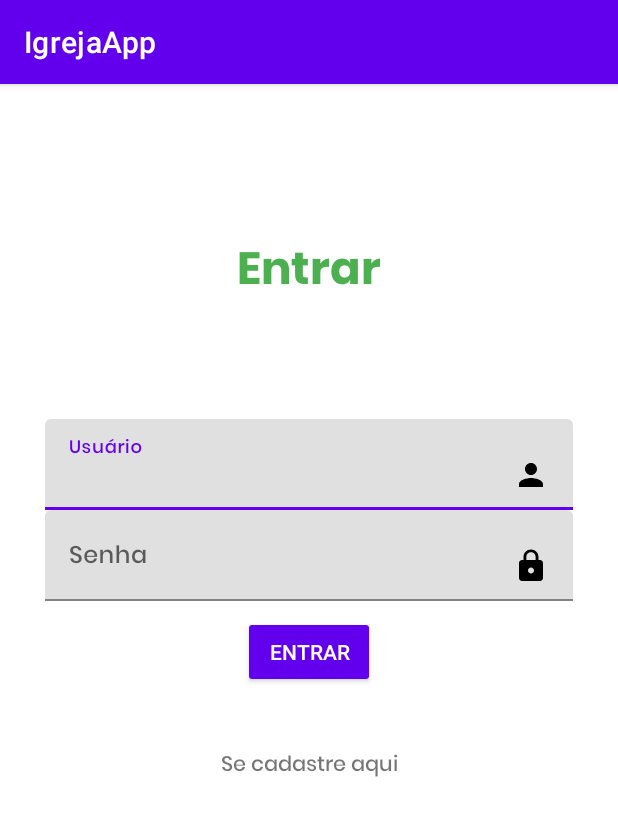
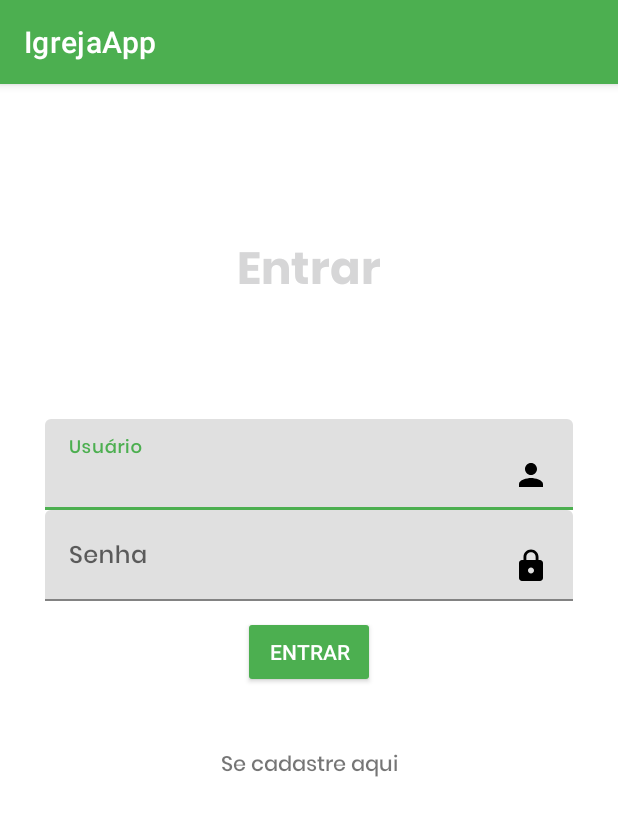
Before and after one commit to iancarlos335/IgrejaApp, an Android app: the screen it shows after launch (MainActivity), on a phone screen of 412 x 824 dp. Shown: the top 816 px of the screen. Run offline under Robolectric (Android 15) with nearby library versions, the phone set to English and light mode, and no system bars.

Commit message:
Consertando a cor do Button

```diff
--- a/app/src/main/res/values/colors.xml
+++ b/app/src/main/res/values/colors.xml
@@ -8,5 +8,4 @@
     <color name="black">#FF000000</color>
     <color name="white">#FFFFFFFF</color>
     <color name="green">#FF4CAF50</color>
-    <color name="colorAccent">#FF4CAF50</color>
 </resources>
--- a/app/src/main/res/values/themes.xml
+++ b/app/src/main/res/values/themes.xml
@@ -2,7 +2,7 @@
     <!-- Base application theme. -->
     <style name="Theme.IgrejaApp" parent="Theme.MaterialComponents.DayNight.DarkActionBar">
         <!-- Primary brand color. -->
-        <item name="colorPrimary">@color/purple_500</item>
+        <item name="colorPrimary">@color/green</item>
         <item name="colorPrimaryVariant">@color/purple_700</item>
         <item name="colorOnPrimary">@color/white</item>
         <!-- Secondary brand color. -->
```
